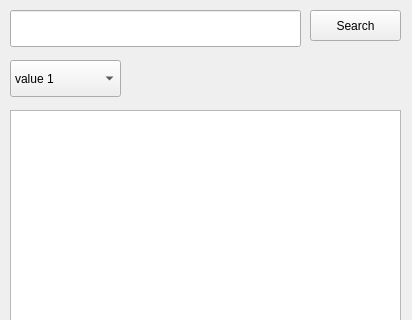
Above: main_window.ui from 112224/ICSP before the change; both pictures show x 0 to 412 and y 0 to 320 of the 412 by 464 pixel window. Below: the same form after it.
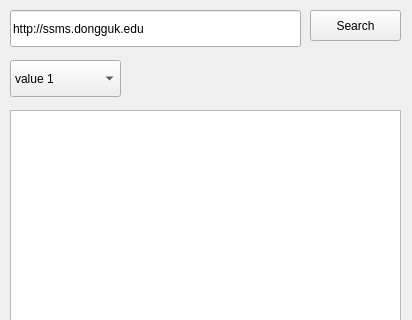
That is the form after the change.

The edit to the form file:
```diff
--- a/main_window.ui
+++ b/main_window.ui
@@ -36,6 +36,9 @@
       <height>37</height>
      </rect>
     </property>
+    <property name="text">
+     <string>http://ssms.dongguk.edu</string>
+    </property>
    </widget>
    <widget class="QComboBox" name="comboBox">
     <property name="geometry">
```
